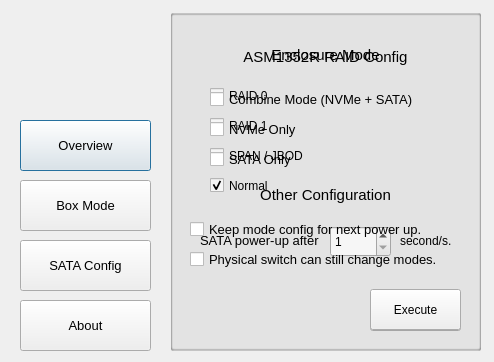
Qt form ultra_enclosure_manager.ui (barryblueice/R-SODIUM-Ultra-Enclosure-Manager) before a commit.
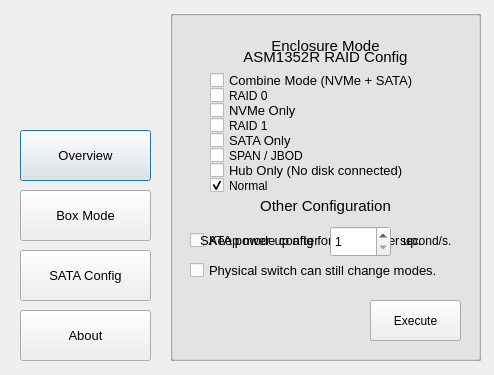
The same form after that commit. Icons and pictures are not drawn.

Commit message: 界面美化

What changed in the file:
```diff
--- a/ultra_enclosure_manager.ui
+++ b/ultra_enclosure_manager.ui
@@ -7,7 +7,7 @@
     <x>0</x>
     <y>0</y>
     <width>494</width>
-    <height>362</height>
+    <height>375</height>
    </rect>
   </property>
   <property name="windowTitle">
@@ -63,7 +63,7 @@
    <property name="geometry">
     <rect>
      <x>20</x>
-     <y>120</y>
+     <y>130</y>
      <width>131</width>
      <height>51</height>
     </rect>
@@ -81,7 +81,7 @@
    <property name="geometry">
     <rect>
      <x>20</x>
-     <y>240</y>
+     <y>250</y>
      <width>131</width>
      <height>51</height>
     </rect>
@@ -99,7 +99,7 @@
    <property name="geometry">
     <rect>
      <x>20</x>
-     <y>180</y>
+     <y>190</y>
      <width>131</width>
      <height>51</height>
     </rect>
@@ -120,7 +120,7 @@
    <property name="geometry">
     <rect>
      <x>20</x>
-     <y>300</y>
+     <y>310</y>
      <width>131</width>
      <height>51</height>
     </rect>
@@ -143,7 +143,7 @@
      <x>170</x>
      <y>10</y>
      <width>311</width>
-     <height>341</height>
+     <height>351</height>
     </rect>
    </property>
    <property name="font">
@@ -244,7 +244,7 @@
     <property name="geometry">
      <rect>
       <x>200</x>
-      <y>280</y>
+      <y>290</y>
       <width>91</width>
       <height>41</height>
      </rect>
@@ -306,9 +306,9 @@
    <property name="geometry">
     <rect>
      <x>170</x>
-     <y>9</y>
+     <y>10</y>
      <width>311</width>
-     <height>341</height>
+     <height>351</height>
     </rect>
    </property>
    <property name="title">
@@ -318,7 +318,7 @@
     <property name="geometry">
      <rect>
       <x>70</x>
-      <y>30</y>
+      <y>20</y>
       <width>171</width>
       <height>31</height>
      </rect>
@@ -339,7 +339,7 @@
     <property name="geometry">
      <rect>
       <x>40</x>
-      <y>80</y>
+      <y>60</y>
       <width>231</width>
       <height>21</height>
      </rect>
@@ -357,7 +357,7 @@
     <property name="geometry">
      <rect>
       <x>40</x>
-      <y>110</y>
+      <y>90</y>
       <width>231</width>
       <height>21</height>
      </rect>
@@ -375,7 +375,7 @@
     <property name="geometry">
      <rect>
       <x>40</x>
-      <y>140</y>
+      <y>120</y>
       <width>231</width>
       <height>21</height>
      </rect>
@@ -393,7 +393,7 @@
     <property name="geometry">
      <rect>
       <x>70</x>
-      <y>170</y>
+      <y>180</y>
       <width>171</width>
       <height>31</height>
      </rect>
@@ -414,7 +414,7 @@
     <property name="geometry">
      <rect>
       <x>20</x>
-      <y>240</y>
+      <y>250</y>
       <width>271</width>
       <height>21</height>
      </rect>
@@ -432,7 +432,7 @@
     <property name="geometry">
      <rect>
       <x>20</x>
-      <y>210</y>
+      <y>220</y>
       <width>261</width>
       <height>21</height>
      </rect>
@@ -450,7 +450,7 @@
     <property name="geometry">
      <rect>
       <x>200</x>
-      <y>280</y>
+      <y>290</y>
       <width>91</width>
       <height>41</height>
      </rect>
@@ -459,14 +459,32 @@
      <string>Execute</string>
     </property>
    </widget>
+   <widget class="QCheckBox" name="hubonly">
+    <property name="geometry">
+     <rect>
+      <x>40</x>
+      <y>150</y>
+      <width>231</width>
+      <height>21</height>
+     </rect>
+    </property>
+    <property name="font">
+     <font>
+      <pointsize>10</pointsize>
+     </font>
+    </property>
+    <property name="text">
+     <string>Hub Only (No disk connected)</string>
+    </property>
+   </widget>
   </widget>
   <widget class="QGroupBox" name="overview">
    <property name="geometry">
     <rect>
      <x>170</x>
-     <y>9</y>
+     <y>10</y>
      <width>311</width>
-     <height>341</height>
+     <height>351</height>
     </rect>
    </property>
    <property name="title">
@@ -479,14 +497,13 @@
      <x>170</x>
      <y>10</y>
      <width>311</width>
-     <height>341</height>
+     <height>351</height>
     </rect>
    </property>
    <property name="title">
     <string/>
    </property>
   </widget>
-  <zorder>sataconfig</zorder>
   <zorder>overview</zorder>
   <zorder>about</zorder>
   <zorder>overview_button</zorder>
@@ -495,6 +512,7 @@
   <zorder>boxmode_button</zorder>
   <zorder>about_button</zorder>
   <zorder>boxmode</zorder>
+  <zorder>sataconfig</zorder>
  </widget>
  <resources>
   <include location="usm.qrc"/>
```
The commit also changes 1 other file.
